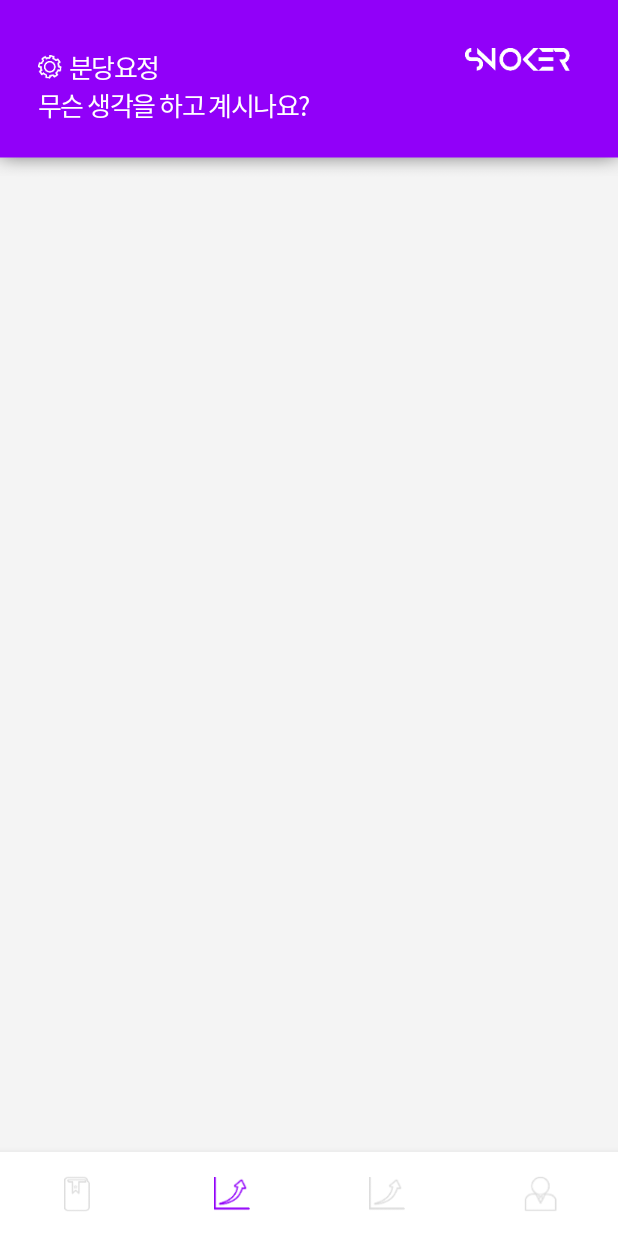
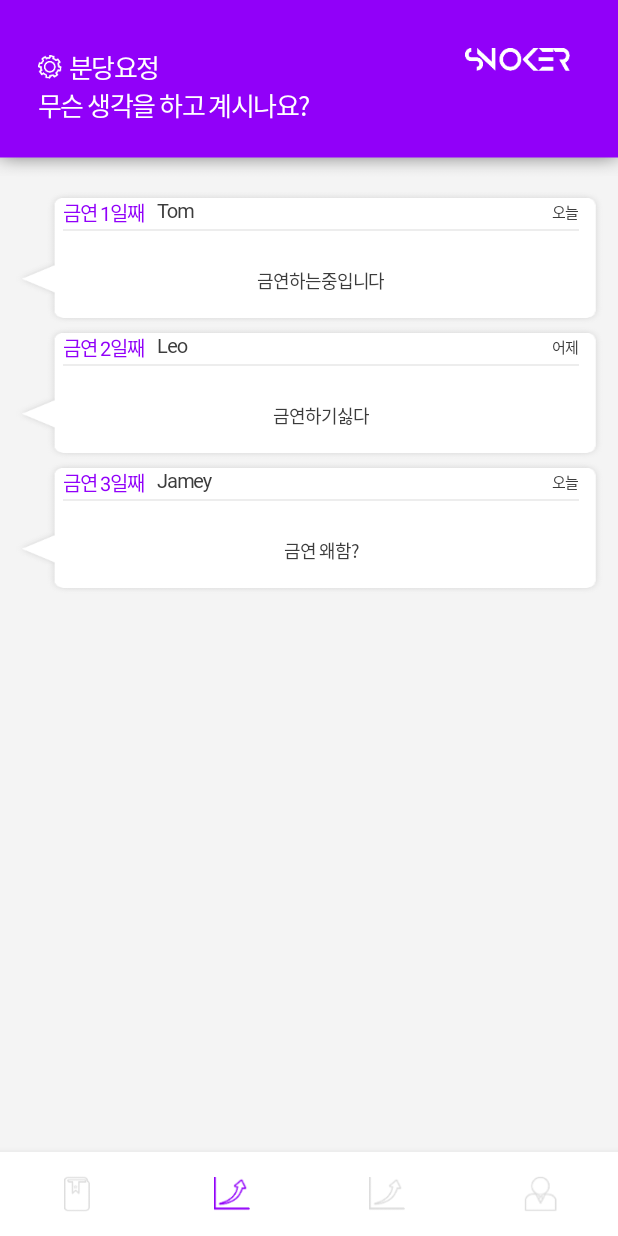
Before and after one commit to 1111111111-app/sNoker, an Android app: the MainActivity screen opened directly, with no data from a screen before it, item 2 of the bottom bar chosen, on a phone screen of 412 x 824 dp. Run offline under Robolectric (Android 15) with nearby library versions, the phone set to English and light mode, and no system bars; our stand-ins replace data binding.

Commit message:
Update board recycler view

```diff
--- a/app/build.gradle
+++ b/app/build.gradle
@@ -36,6 +36,7 @@ dependencies {
     implementation 'com.google.android.material:material:1.1.0'
     implementation 'com.squareup.retrofit2:converter-gson:2.6.2'
     implementation 'com.squareup.retrofit2:retrofit:2.6.0'
+    implementation 'androidx.legacy:legacy-support-v4:1.0.0'
     testImplementation 'junit:junit:4.12'
     androidTestImplementation 'androidx.test.ext:junit:1.1.1'
     androidTestImplementation 'androidx.test.espresso:espresso-core:3.2.0'
--- a/app/src/main/java/com/example/snoker/data/Post.kt
+++ b/app/src/main/java/com/example/snoker/data/Post.kt
@@ -5,4 +5,5 @@ data class Post(
     var postText: String,
     var createdAt: String,
     var smokingBan: Int
+//    val fullname:String, val quiz:String
 )
--- a/app/src/main/java/com/example/snoker/data/PostListAdapter.kt
+++ b/app/src/main/java/com/example/snoker/data/PostListAdapter.kt
@@ -4,6 +4,8 @@ import android.view.LayoutInflater
 import android.view.ViewGroup
 import androidx.recyclerview.widget.RecyclerView
 import com.example.snoker.R
+import kotlinx.android.synthetic.main.post_list_item.view.*
+import kotlinx.android.synthetic.main.search_list_item.view.*
 
 class PostListAdapter : RecyclerView.Adapter<PostListAdapter.PostViewHolder>() {
     //items MutableList, MutableList는 item을 추가할 수 있다.
@@ -11,6 +13,10 @@ class PostListAdapter : RecyclerView.Adapter<PostListAdapter.PostViewHolder>() {
         Post("Tom", "금연하는중입니다", "오늘", 1),
         Post("Leo", "금연하기싫다", "어제", 2),
         Post("Jamey", "금연 왜함?", "오늘", 3)
+
+//        Post("제목1", "퀴즈1"),
+//        Post("제목2", "퀴즈2"),
+//        Post("제목3", "퀴즈3")
     )
 
     //뷰홀더 생성
@@ -23,14 +29,18 @@ class PostListAdapter : RecyclerView.Adapter<PostListAdapter.PostViewHolder>() {
     override fun onBindViewHolder(p0: PostViewHolder, p1: Int) {
         items[p1].let { item ->
             with(p0) {
-//                Fullname.text = item.fullname
-////                Quiz.text = item.quiz
+                userNickName.text = item.userNickName
+                postText.text = item.postText
+                createdAt.text = item.createdAt
+                smokingBan.text = "금연 " + item.smokingBan.toString() + "일째"
             }
         }
     }
     inner class PostViewHolder(parent: ViewGroup) : RecyclerView.ViewHolder(
         LayoutInflater.from(parent.context).inflate(R.layout.post_list_item, parent, false)) {
-//        val Fullname = itemView.search_fullname
-//        val Quiz = itemView.search_quiz
+        val userNickName = itemView.userNickNameText
+        val postText = itemView.postText
+        val createdAt = itemView.createAtText
+        val smokingBan = itemView.smoingBanText
     }
 }
--- a/app/src/main/java/com/example/snoker/view/fragment/BoardFragment.kt
+++ b/app/src/main/java/com/example/snoker/view/fragment/BoardFragment.kt
@@ -7,9 +7,16 @@ import android.view.LayoutInflater
 import android.view.View
 import android.view.ViewGroup
 import androidx.fragment.app.Fragment
+import androidx.recyclerview.widget.LinearLayoutManager
+import androidx.recyclerview.widget.RecyclerView
 import com.example.snoker.R
+import com.example.snoker.data.Post
+import com.example.snoker.data.PostListAdapter
+import kotlinx.android.synthetic.main.fragment_board.*
 
 class BoardFragment : Fragment() {
+    private lateinit var postRecyclerView : RecyclerView
+
     companion object {
         const val TAG: String = "BoardFragment"
 
@@ -34,8 +41,16 @@ class BoardFragment : Fragment() {
         container: ViewGroup?,
         savedInstanceState: Bundle?
     ): View? {
+        var rootView = inflater.inflate(R.layout.fragment_board, container, false)
+
         Log.d(TAG, "BoardFragment on Create View Called")
+        postRecyclerView = rootView.findViewById(R.id.postList!!)
+        postRecyclerView.layoutManager = LinearLayoutManager(this.activity)
+        postRecyclerView.adapter = PostListAdapter()
 
-        return inflater.inflate(R.layout.fragment_board, container, false)
+        Log.d(TAG, "List Adapter Init")
+
+        Log.d(TAG, "Post List Adapter Init")
+        return rootView
     }
 }
--- a/app/src/main/java/com/example/snoker/view/intro/IntroActivity.kt
+++ b/app/src/main/java/com/example/snoker/view/intro/IntroActivity.kt
@@ -4,8 +4,10 @@ import android.content.Intent
 import androidx.appcompat.app.AppCompatActivity
 import android.os.Bundle
 import com.example.snoker.R
+import com.example.snoker.view.main.MainActivity
 import com.example.snoker.view.register.UserRegisterActivity
 import kotlinx.android.synthetic.main.activity_intro.*
+//test
 
 class IntroActivity : AppCompatActivity() {
     override fun onCreate(savedInstanceState: Bundle?) {
@@ -13,7 +15,7 @@ class IntroActivity : AppCompatActivity() {
         setContentView(R.layout.activity_intro)
 
         nextButton.setOnClickListener { view ->
-            val intent = Intent(applicationContext, UserRegisterActivity::class.java)
+            val intent = Intent(applicationContext, MainActivity::class.java)
             startActivity(intent)
         }
     }
--- a/app/src/main/java/com/example/snoker/view/main/MainActivity.kt
+++ b/app/src/main/java/com/example/snoker/view/main/MainActivity.kt
@@ -63,6 +63,14 @@ class MainActivity : BaseActivity<ActivityMainBinding, MainViewModel>(),
                                         .commit()
             }
 
+            R.id.board -> {
+                Log.d(TAG, "MainAcitivity 게시판버튼 클릭")
+                boardFragment = BoardFragment.newInstance()
+                supportFragmentManager.beginTransaction()
+                    .replace(R.id.frame, boardFragment)
+                    .commit()
+            }
+
             R.id.progress -> {
                 Log.d(TAG, "MainAcitivity 프로그래스버튼 클릭")
                 progressFragment = ProgressFragment.newInstance()
@@ -79,13 +87,6 @@ class MainActivity : BaseActivity<ActivityMainBinding, MainViewModel>(),
                     .commit()
             }
 
-            R.id.board -> {
-                Log.d(TAG, "MainAcitivity 게시판버튼 클릭")
-                boardFragment = BoardFragment.newInstance()
-                supportFragmentManager.beginTransaction()
-                    .replace(R.id.frame, boardFragment)
-                    .commit()
-            }
         }
         return true
     }
--- a/app/src/main/res/layout/fragment_board.xml
+++ b/app/src/main/res/layout/fragment_board.xml
@@ -70,16 +70,16 @@
         app:layout_constraintTop_toTopOf="parent" />
 
     <androidx.recyclerview.widget.RecyclerView
-        android:layout_width="409dp"
-        android:layout_height="611dp"
+        android:id="@+id/postList"
+        android:layout_width="match_parent"
+        android:layout_height="wrap_content"
         android:layout_marginStart="8dp"
         android:layout_marginLeft="8dp"
         android:layout_marginTop="8dp"
         android:layout_marginEnd="8dp"
         android:layout_marginRight="8dp"
-        android:layout_marginBottom="8dp"
-        app:layout_constraintBottom_toBottomOf="parent"
         app:layout_constraintEnd_toEndOf="parent"
         app:layout_constraintStart_toStartOf="parent"
         app:layout_constraintTop_toBottomOf="@+id/topImage" />
+
 </androidx.constraintlayout.widget.ConstraintLayout>
--- a/app/src/main/res/layout/post_list_item.xml
+++ b/app/src/main/res/layout/post_list_item.xml
@@ -4,11 +4,11 @@
     xmlns:app="http://schemas.android.com/apk/res-auto"
     xmlns:tools="http://schemas.android.com/tools"
     android:layout_width="match_parent"
-    android:layout_height="match_parent">
+    android:layout_height="wrap_content">
 
     <TextView
         android:id="@+id/talkBoxText"
-        android:layout_width="wrap_content"
+        android:layout_width="match_parent"
         android:layout_height="wrap_content"
         android:layout_marginStart="2dp"
         android:layout_marginLeft="2dp"
@@ -73,15 +73,16 @@
 
     <ImageView
         android:id="@+id/lineImage"
-        android:layout_width="wrap_content"
+        android:layout_width="0dp"
         android:layout_height="wrap_content"
         android:layout_marginTop="4dp"
         android:background="@drawable/line"
         app:layout_constraintEnd_toEndOf="@+id/createAtText"
+        app:layout_constraintStart_toStartOf="@+id/smoingBanText"
         app:layout_constraintTop_toBottomOf="@+id/userNickNameText" />
 
     <TextView
-        android:id="@+id/textView5"
+        android:id="@+id/postText"
         android:layout_width="wrap_content"
         android:layout_height="wrap_content"
         android:layout_marginTop="4dp"
--- a/app/src/main/res/menu/navigation_items.xml
+++ b/app/src/main/res/menu/navigation_items.xml
@@ -7,6 +7,7 @@
         android:title="main"
         android:gravity="center"
         />
+
     <item
         android:id="@+id/board"
         android:enabled="true"
```
Also changed, not shown: app/src/main/res/layout/search_list_item.xml (added, +32 -0 lines), app/src/main/res/drawable-xxxhdpi/line_color.png (added), app/src/main/res/drawable-xxxhdpi/talk_bg_color.png (added).
